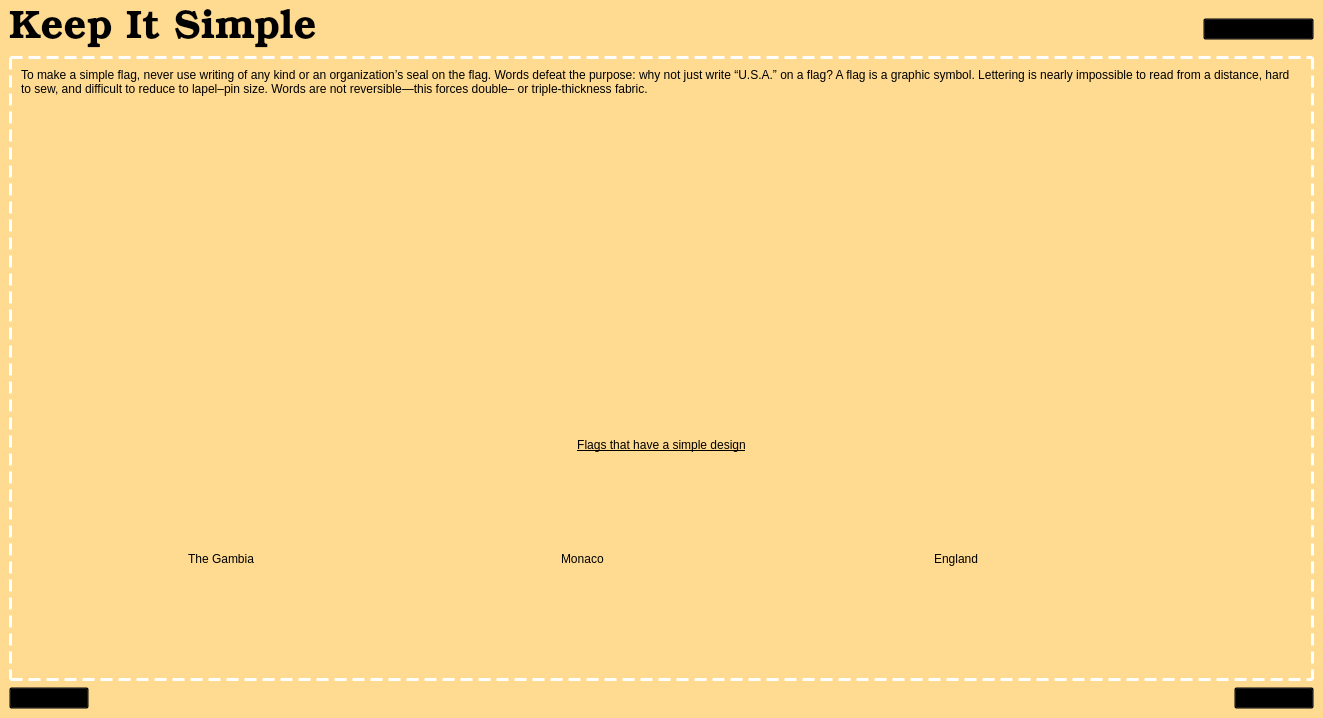
zxjorge/EDApp, file keepsimplelesson.ui: the form before one commit.
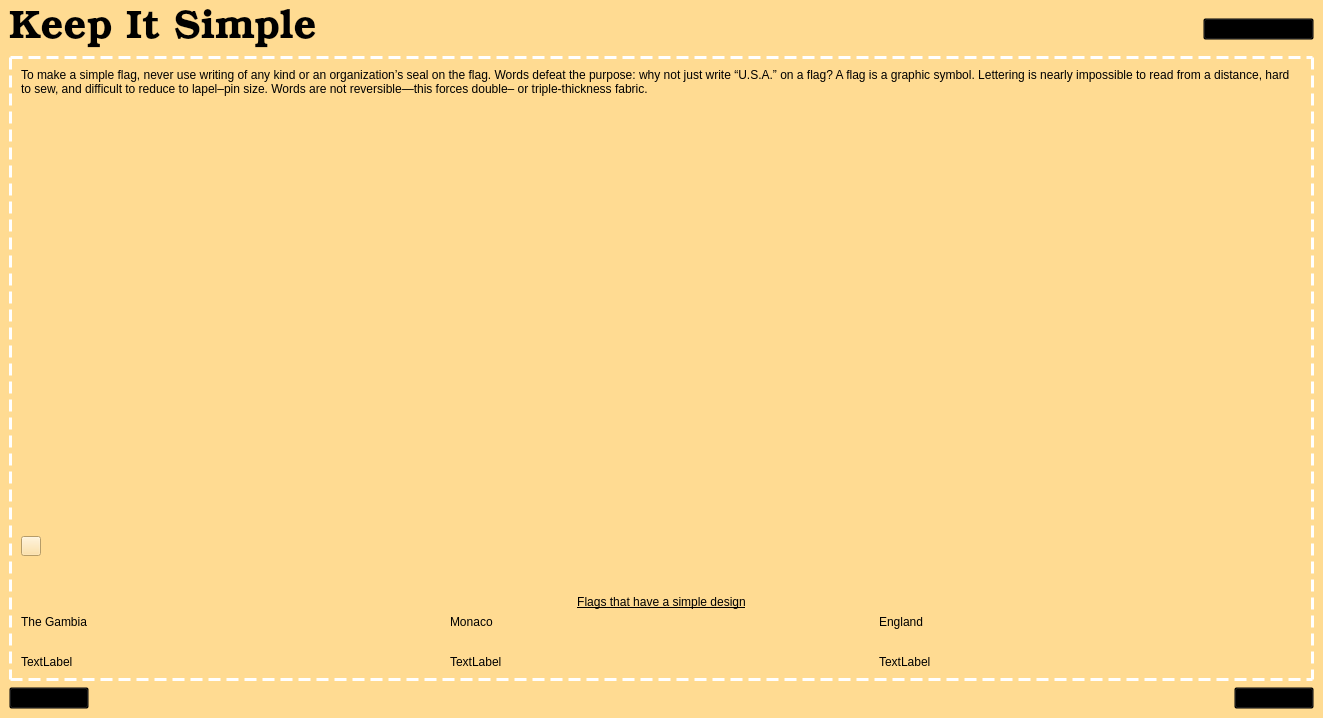
The form after the commit. The open tabs and pages were chosen to show the change. Icons and pictures are not drawn.

Commit message: still editig lesson ui

Diff of the .ui file:
```diff
--- a/keepsimplelesson.ui
+++ b/keepsimplelesson.ui
@@ -371,6 +371,17 @@
           </property>
           <layout class="QVBoxLayout" name="verticalLayout_34">
            <item>
+            <layout class="QVBoxLayout" name="verticalLayout_9">
+             <property name="sizeConstraint">
+              <enum>QLayout::SetMaximumSize</enum>
+             </property>
+             <property name="leftMargin">
+              <number>0</number>
+             </property>
+             <property name="topMargin">
+              <number>0</number>
+             </property>
+             <item>
             <widget class="QLabel" name="label_5">
              <property name="styleSheet">
               <string notr="true">font: 300 20pt &quot;Bookman Old Style&quot;;
@@ -389,6 +400,49 @@
             </widget>
            </item>
            <item>
+              <widget class="QPushButton" name="speak2">
+               <property name="sizePolicy">
+                <sizepolicy hsizetype="Maximum" vsizetype="Maximum">
+                 <horstretch>0</horstretch>
+                 <verstretch>0</verstretch>
+                </sizepolicy>
+               </property>
+               <property name="minimumSize">
+                <size>
+                 <width>20</width>
+                 <height>20</height>
+                </size>
+               </property>
+               <property name="maximumSize">
+                <size>
+                 <width>20</width>
+                 <height>20</height>
+                </size>
+               </property>
+               <property name="styleSheet">
+                <string notr="true">border-image: url(:/Icons/Speaker_Icon.svg.png);</string>
+               </property>
+               <property name="text">
+                <string/>
+               </property>
+              </widget>
+             </item>
+            </layout>
+           </item>
+           <item>
+            <spacer name="verticalSpacer">
+             <property name="orientation">
+              <enum>Qt::Vertical</enum>
+             </property>
+             <property name="sizeHint" stdset="0">
+              <size>
+               <width>20</width>
+               <height>40</height>
+              </size>
+             </property>
+            </spacer>
+           </item>
+           <item>
             <layout class="QVBoxLayout" name="verticalLayout_11">
              <item>
               <widget class="QLabel" name="label_12">
@@ -422,8 +476,8 @@
                   <widget class="QLabel" name="label_13">
                    <property name="maximumSize">
                     <size>
-                     <width>200</width>
-                     <height>133</height>
+                     <width>300</width>
+                     <height>200</height>
                     </size>
                    </property>
                    <property name="text">
@@ -437,6 +491,13 @@
                    </property>
                   </widget>
                  </item>
+                 <item>
+                  <widget class="QLabel" name="label_8">
+                   <property name="text">
+                    <string>TextLabel</string>
+                   </property>
+                  </widget>
+                 </item>
                 </layout>
                </item>
                <item>
@@ -455,8 +516,8 @@
                   <widget class="QLabel" name="label_15">
                    <property name="maximumSize">
                     <size>
-                     <width>200</width>
-                     <height>133</height>
+                     <width>300</width>
+                     <height>200</height>
                     </size>
                    </property>
                    <property name="text">
@@ -470,6 +531,13 @@
                    </property>
                   </widget>
                  </item>
+                 <item>
+                  <widget class="QLabel" name="label_7">
+                   <property name="text">
+                    <string>TextLabel</string>
+                   </property>
+                  </widget>
+                 </item>
                 </layout>
                </item>
                <item>
@@ -488,8 +556,8 @@
                   <widget class="QLabel" name="label_17">
                    <property name="maximumSize">
                     <size>
-                     <width>200</width>
-                     <height>133</height>
+                     <width>300</width>
+                     <height>200</height>
                     </size>
                    </property>
                    <property name="text">
@@ -503,6 +571,13 @@
                    </property>
                   </widget>
                  </item>
+                 <item>
+                  <widget class="QLabel" name="label_6">
+                   <property name="text">
+                    <string>TextLabel</string>
+                   </property>
+                  </widget>
+                 </item>
                 </layout>
                </item>
               </layout>
```
Left out of the diff: 150 changed lines with no effect on the pictures. Lines whose indentation alone changed are shown as unchanged. The commit also changes 2 other files.
